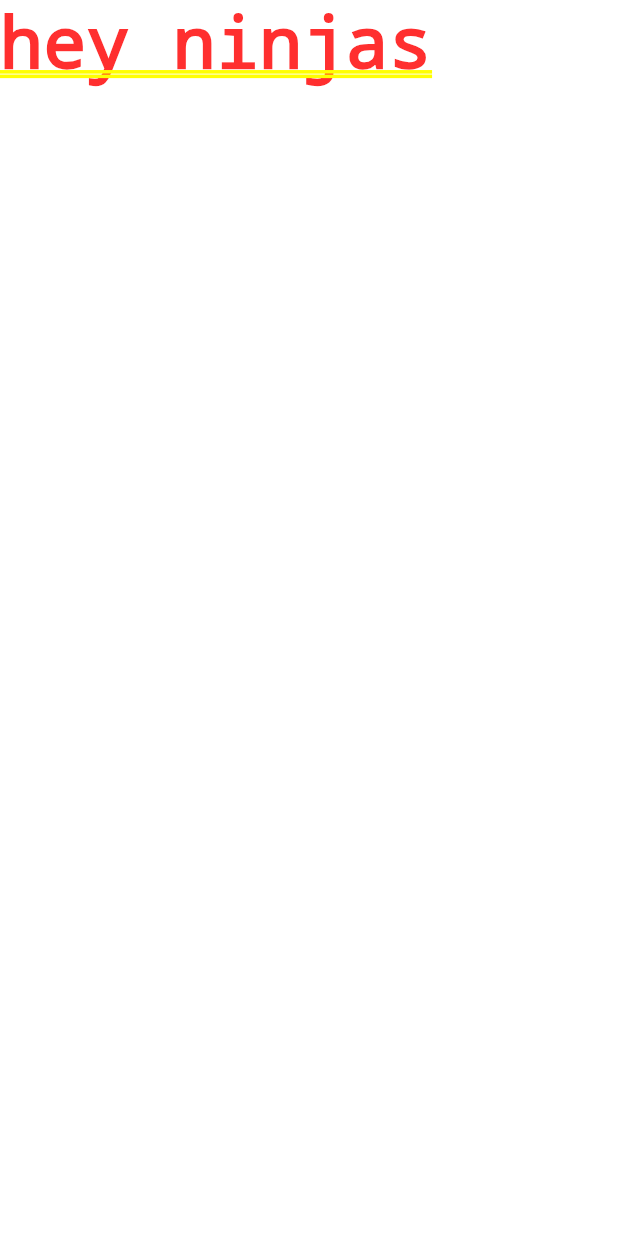
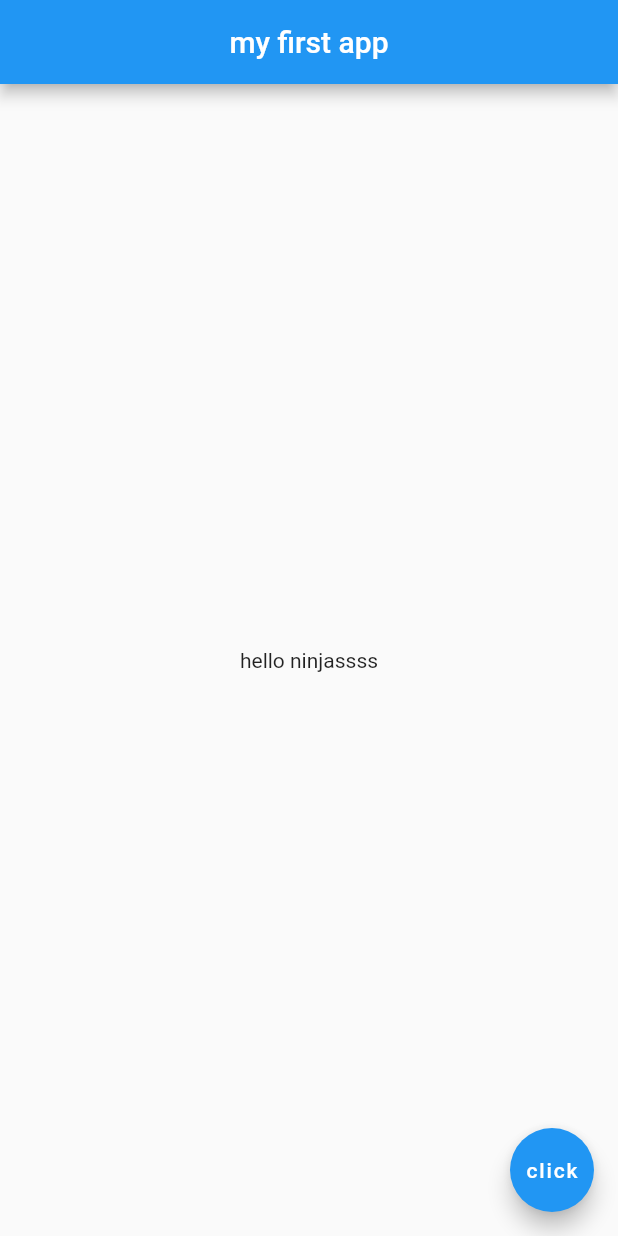
Before and after one commit to danielleajoc/flutterTutorial, a Flutter app: the screen it shows after launch, on a phone screen of 412 x 824 dp. Run offline on Flutter 3.47's test engine with Material 2 defaults, Android fonts, the light colour scheme and no system bars.

Commit message:
Scaffold and AppBar Widgets

```diff
--- a/lib/main.dart
+++ b/lib/main.dart
@@ -1,5 +1,16 @@
 import 'package:flutter/material.dart';
 
 void main() => runApp(MaterialApp(
-  home: Text('hey ninjas'),
+  home: Scaffold(
+    appBar: AppBar(
+      title: Text("my first app"),
+      centerTitle: true,
+    ),
+    body: Center(
+      child: Text('hello ninjassss'),
+    ),
+    floatingActionButton: FloatingActionButton(
+      child: Text('click'),
+    ),
+  )
 ));
```
